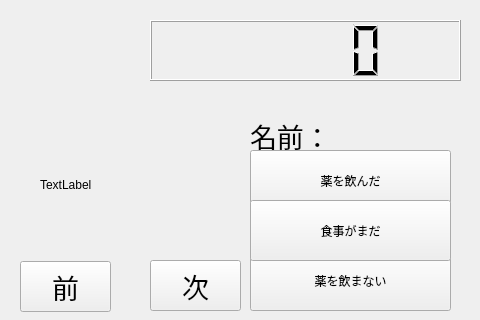
mizcos/SS-3, file ui/ui_stacked.ui: the form before one commit.
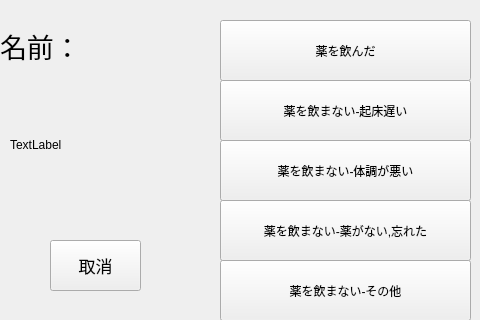
The form after the commit. The open tabs and pages were chosen to show the change. Icons and pictures are not drawn.

What changed in the file:
```diff
--- a/ui/ui_stacked.ui
+++ b/ui/ui_stacked.ui
@@ -24,7 +24,7 @@
      </rect>
     </property>
     <property name="currentIndex">
-     <number>7</number>
+     <number>0</number>
     </property>
     <widget class="QWidget" name="page_0">
      <widget class="QLabel" name="label">
@@ -1019,86 +1019,42 @@
        <string>薬を飲まない</string>
       </property>
      </widget>
-    </widget>
-    <widget class="QWidget" name="page_10">
-     <widget class="QPushButton" name="pushButton_return_5">
-      <property name="geometry">
-       <rect>
-        <x>10</x>
-        <y>20</y>
-        <width>121</width>
-        <height>71</height>
-       </rect>
-      </property>
-      <property name="text">
-       <string/>
-      </property>
-      <property name="icon">
-       <iconset>
-        <normaloff>../image/capsule_return.png</normaloff>../image/capsule_return.png</iconset>
-      </property>
-      <property name="iconSize">
-       <size>
-        <width>100</width>
-        <height>100</height>
-       </size>
-      </property>
-      <property name="flat">
-       <bool>true</bool>
-      </property>
-     </widget>
      <widget class="QLCDNumber" name="lcdNumber_clock_4">
       <property name="geometry">
        <rect>
-        <x>150</x>
-        <y>20</y>
+        <x>50</x>
+        <y>260</y>
         <width>311</width>
         <height>61</height>
        </rect>
       </property>
      </widget>
+    </widget>
+    <widget class="QWidget" name="page_10">
      <widget class="QPushButton" name="pushButton_disp_mdcn_back_2">
       <property name="geometry">
        <rect>
-        <x>20</x>
-        <y>261</y>
+        <x>50</x>
+        <y>240</y>
         <width>91</width>
         <height>51</height>
        </rect>
       </property>
       <property name="font">
        <font>
-        <pointsize>20</pointsize>
+        <pointsize>13</pointsize>
        </font>
       </property>
       <property name="text">
-       <string>前</string>
+       <string>取消</string>
       </property>
      </widget>
-     <widget class="QPushButton" name="pushButton_disp_mdcn_next_2">
+     <widget class="QLabel" name="label_disp_mdcn_name_4">
       <property name="geometry">
        <rect>
-        <x>150</x>
-        <y>260</y>
-        <width>91</width>
-        <height>51</height>
-       </rect>
-      </property>
-      <property name="font">
-       <font>
-        <pointsize>20</pointsize>
-       </font>
-      </property>
-      <property name="text">
-       <string>次</string>
-      </property>
-     </widget>
-     <widget class="QLabel" name="label_disp_mdcn_name">
-      <property name="geometry">
-       <rect>
-        <x>250</x>
-        <y>120</y>
-        <width>181</width>
+        <x>0</x>
+        <y>30</y>
+        <width>221</width>
         <height>31</height>
        </rect>
       </property>
@@ -1111,12 +1067,12 @@
        <string>名前：</string>
       </property>
      </widget>
-     <widget class="QPushButton" name="pushButton_slct_yes_3">
+     <widget class="QPushButton" name="mdcn_yes">
       <property name="geometry">
        <rect>
-        <x>250</x>
-        <y>150</y>
-        <width>201</width>
+        <x>220</x>
+        <y>20</y>
+        <width>251</width>
         <height>61</height>
        </rect>
       </property>
@@ -1124,37 +1080,24 @@
        <string>薬を飲んだ</string>
       </property>
      </widget>
-     <widget class="QPushButton" name="pushButton_slct_no_3">
+     <widget class="QPushButton" name="mdcn_no_late">
       <property name="geometry">
        <rect>
-        <x>250</x>
-        <y>250</y>
-        <width>201</width>
+        <x>220</x>
+        <y>80</y>
+        <width>251</width>
         <height>61</height>
        </rect>
       </property>
       <property name="text">
-       <string>薬を飲まない</string>
+       <string>薬を飲まない-起床遅い</string>
       </property>
      </widget>
-     <widget class="QPushButton" name="pushButton_slct_yet_3">
+     <widget class="QLabel" name="label_disp_mdcn_img_4">
       <property name="geometry">
        <rect>
-        <x>250</x>
-        <y>200</y>
-        <width>201</width>
-        <height>61</height>
-       </rect>
-      </property>
-      <property name="text">
-       <string>食事がまだ</string>
-      </property>
-     </widget>
-     <widget class="QLabel" name="label_disp_mdcn_img_2">
-      <property name="geometry">
-       <rect>
-        <x>40</x>
-        <y>120</y>
+        <x>10</x>
+        <y>80</y>
         <width>180</width>
         <height>130</height>
        </rect>
@@ -1163,6 +1106,45 @@
        <string>TextLabel</string>
       </property>
      </widget>
+     <widget class="QPushButton" name="mdcn_no_badcon">
+      <property name="geometry">
+       <rect>
+        <x>220</x>
+        <y>140</y>
+        <width>251</width>
+        <height>61</height>
+       </rect>
+      </property>
+      <property name="text">
+       <string>薬を飲まない-体調が悪い</string>
+      </property>
+     </widget>
+     <widget class="QPushButton" name="mdcn_no_other">
+      <property name="geometry">
+       <rect>
+        <x>220</x>
+        <y>260</y>
+        <width>251</width>
+        <height>61</height>
+       </rect>
+      </property>
+      <property name="text">
+       <string>薬を飲まない-その他</string>
+      </property>
+     </widget>
+     <widget class="QPushButton" name="mdcn_no_zero">
+      <property name="geometry">
+       <rect>
+        <x>220</x>
+        <y>200</y>
+        <width>251</width>
+        <height>61</height>
+       </rect>
+      </property>
+      <property name="text">
+       <string>薬を飲まない-薬がない,忘れた</string>
+      </property>
+     </widget>
     </widget>
     <widget class="QWidget" name="page_11">
      <widget class="QLabel" name="label_date_2">
```
Left out of the diff: 224 changed lines with no effect on the pictures.
